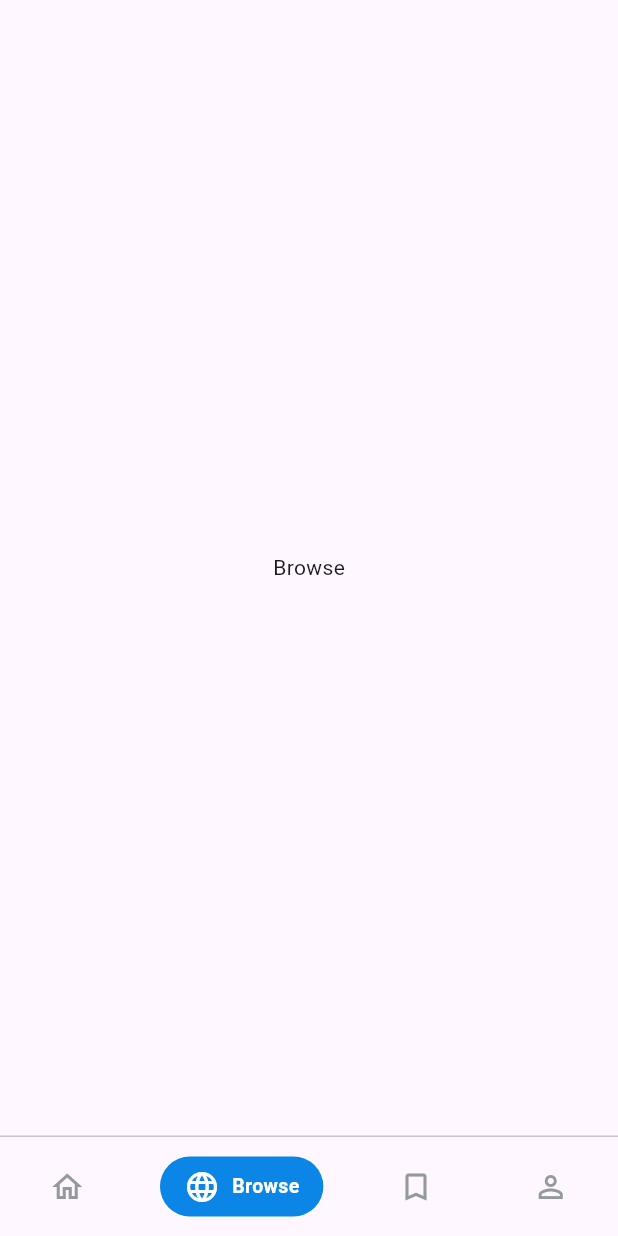
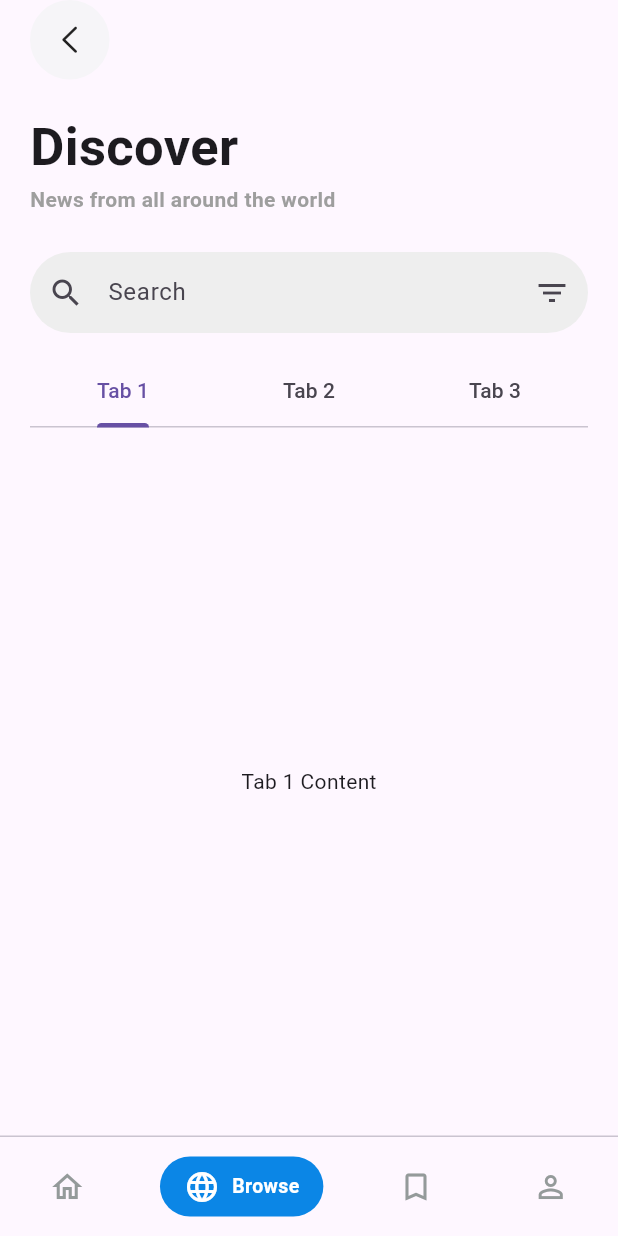
Before and after one commit to Moha2001hassan/news_app, a Flutter app: the screen it shows after launch, swiped to page 2, on a phone screen of 412 x 824 dp. Run offline on Flutter 3.47's test engine with Material 3 defaults, Android fonts, the phone set to English and light mode, and no system bars; our stand-ins replace smooth_page_indicator; network calls fail.

Commit message:
Header for Browse page

```diff
--- a/lib/features/browse/pages/browse_page.dart
+++ b/lib/features/browse/pages/browse_page.dart
@@ -1,12 +1,83 @@
+import 'package:flutter/cupertino.dart';
 import 'package:flutter/material.dart';
 
-class BrowsePage extends StatelessWidget {
+import '../../../core/app_rounded_button.dart';
+import '../widgets/search_bar.dart';
+
+class BrowsePage extends StatefulWidget {
   const BrowsePage({super.key});
 
   @override
+  State<BrowsePage> createState() => _BrowsePageState();
+}
+
+class _BrowsePageState extends State<BrowsePage>
+    with SingleTickerProviderStateMixin {
+  late TabController _tabController;
+
+  @override
+  void initState() {
+    super.initState();
+    _tabController = TabController(length: 3, vsync: this);
+  }
+
+  @override
   Widget build(BuildContext context) {
-    return const Scaffold(
-      body: Center(child: Text("Browse")),
+    return Scaffold(
+      body: SafeArea(
+        child: Padding(
+          padding: const EdgeInsets.symmetric(horizontal: 20),
+          child: Column(
+            crossAxisAlignment: CrossAxisAlignment.start,
+            children: [
+              AppRoundedButton(
+                iconData: CupertinoIcons.left_chevron,
+                onTap: () {},
+              ),
+              const SizedBox(height: 20),
+              const Text(
+                "Discover",
+                style: TextStyle(
+                  fontSize: 35,
+                  fontWeight: FontWeight.bold,
+                ),
+              ),
+              const Text(
+                "News from all around the world",
+                style:
+                    TextStyle(color: Colors.grey, fontWeight: FontWeight.bold),
+              ),
+              const SizedBox(height: 25),
+              const SearchBarTextField(),
+              const SizedBox(height: 15),
+              TabBar(
+                controller: _tabController,
+                tabs: const [
+                  Tab(text: 'Tab 1'),
+                  Tab(text: 'Tab 2'),
+                  Tab(text: 'Tab 3'),
+                ],
+              ),
+              Expanded(
+                child: TabBarView(
+                  controller: _tabController,
+                  children: const [
+                    Center(child: Text('Tab 1 Content')),
+                    Center(child: Text('Tab 2 Content')),
+                    Center(child: Text('Tab 3 Content')),
+                  ],
+                ),
+              ),
+            ],
+          ),
+        ),
+      ),
     );
   }
+
+  @override
+  void dispose() {
+    _tabController.dispose();
+    super.dispose();
+  }
 }
--- /dev/null
+++ b/lib/features/browse/widgets/search_bar.dart
@@ -0,0 +1,25 @@
+import 'package:flutter/material.dart';
+
+class SearchBarTextField extends StatelessWidget {
+  const SearchBarTextField({super.key});
+
+  @override
+  Widget build(BuildContext context) {
+    return TextField(
+      decoration: InputDecoration(
+        labelText: 'Search',
+        border: const OutlineInputBorder(
+            borderRadius: BorderRadius.all(
+              Radius.circular(50),
+            ),
+            borderSide: BorderSide.none),
+        contentPadding:
+            const EdgeInsets.symmetric(vertical: 15, horizontal: 20),
+        filled: true,
+        fillColor: Colors.grey[200],
+        prefixIcon: const Icon(Icons.search),
+        suffixIcon: const Icon(Icons.filter_list),
+      ),
+    );
+  }
+}
--- a/lib/features/home/widgets/single_news_item_header_delegate.dart
+++ b/lib/features/home/widgets/single_news_item_header_delegate.dart
@@ -1,9 +1,7 @@
 import 'package:flutter/cupertino.dart';
 import 'package:flutter/material.dart';
-import 'package:news_app/core/app_rounded_button.dart';
 import 'package:news_app/core/app_rounded_button_blur.dart';
 import 'package:news_app/core/utils/app_date_formatters.dart';
-
 import '../../../theme/app_colors.dart';
 
 class SingleNewsItemHeaderDelegate extends SliverPersistentHeaderDelegate {
@@ -31,6 +29,9 @@ class SingleNewsItemHeaderDelegate extends SliverPersistentHeaderDelegate {
   Widget build(
       BuildContext context, double shrinkOffset, bool overlapsContent) {
     final screenWidth = MediaQuery.of(context).size.width;
+    const animationDuration = Duration(milliseconds: 200);
+    final showCategoryDate = shrinkOffset < 100;
+
     return Stack(
       fit: StackFit.expand,
       children: [
@@ -84,18 +85,27 @@ class SingleNewsItemHeaderDelegate extends SliverPersistentHeaderDelegate {
                 ],
                 begin: Alignment.bottomCenter,
                 end: Alignment.topCenter,
-            )),
+              ),
+            ),
             child: Column(
               crossAxisAlignment: CrossAxisAlignment.start,
               children: [
-                Chip(
+                AnimatedSwitcher(
+                  duration: animationDuration,
+                  child: showCategoryDate
+                      ? Chip(
                           label: Text(
                             category,
                             style: const TextStyle(color: Colors.white),
                           ),
                           backgroundColor: Colors.blue,
+                        )
+                      : const SizedBox.shrink(),
                 ),
-                const SizedBox(height: 10),
+                AnimatedContainer(
+                  duration: animationDuration,
+                  height: showCategoryDate ? 10 : 0,
+                ),
                 SizedBox(
                   width: MediaQuery.of(context).size.width - 35,
                   child: Text(
@@ -106,10 +116,19 @@ class SingleNewsItemHeaderDelegate extends SliverPersistentHeaderDelegate {
                         fontWeight: FontWeight.bold),
                   ),
                 ),
-                Text(
+                AnimatedContainer(
+                  duration: animationDuration,
+                  height: showCategoryDate ? 10 : 0,
+                ),
+                AnimatedSwitcher(
+                  duration: animationDuration,
+                  child: showCategoryDate
+                      ? Text(
                           AppDateFormatters.myY(date),
                           style: const TextStyle(color: Colors.white70),
                         )
+                      : const SizedBox.shrink(),
+                ),
               ],
             ),
           ),
```
Lines whose indentation alone changed are shown as unchanged.
